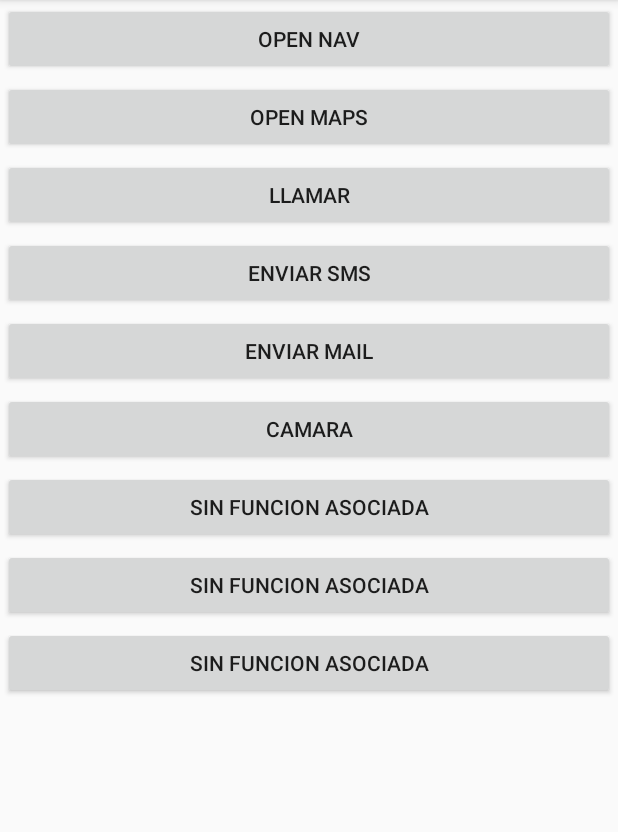
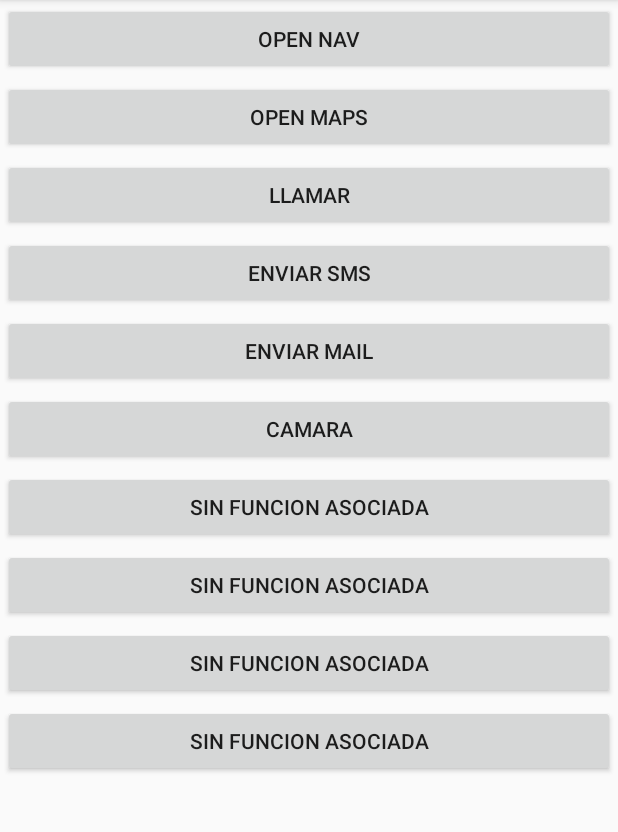
Before and after one commit to robertosuarez75/intents, an Android app: the screen it shows after launch (MainActivity), on a phone screen of 412 x 824 dp, the part 84-916 px from its top. Run offline under Robolectric (Android 15) with nearby library versions, the phone set to English and light mode, and no system bars.

Commit message:
agrega boton 5

```diff
--- a/app/src/main/res/layout/activity_main.xml
+++ b/app/src/main/res/layout/activity_main.xml
@@ -83,6 +83,13 @@
       android:id="@+id/btnEmpty3"
       android:layout_margin="2dp"/>
 
+   <Button
+       android:layout_width="match_parent"
+       android:layout_height="wrap_content"
+      android:text="sin funcion asociada"
+      android:id="@+id/btnEmpty4"
+      android:layout_margin="2dp"/>
+
    <ImageView
        android:layout_width="match_parent"
        android:layout_height="match_parent"
```
